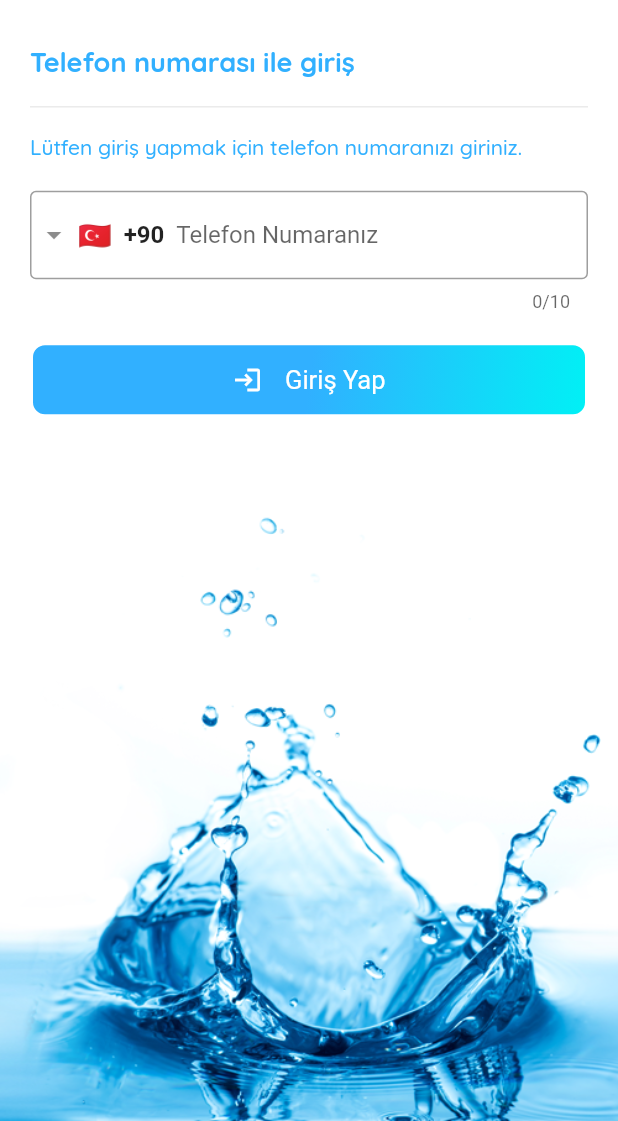
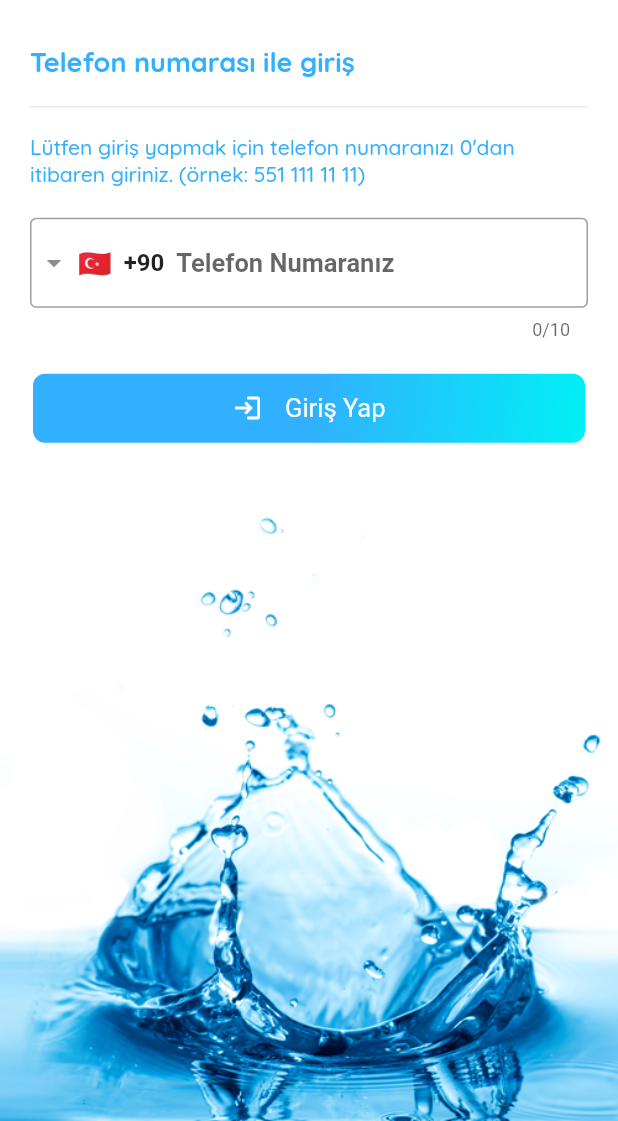
Before and after one commit to ahmetbalkan/getx_order_app, a Flutter app: the screen it shows after launch, after a tap on "Giriş Yap", on a phone screen of 412 x 824 dp, the part 115-1236 px from its top. Run offline on Flutter 3.47's test engine with Material 2 defaults, Android fonts, the phone set to English and light mode, and no system bars; drawn by our look-alikes of intl_phone_field; our stand-ins replace firebase_auth, firebase_core, get, google_fonts, pinput, timer_count_down; missing offline and left inert: firebase_auth_web, firebase_core_web; accounts and stored records are empty; network calls fail.

Commit message:
login complete.

```diff
--- a/lib/view/enter_page.dart
+++ b/lib/view/enter_page.dart
@@ -1,5 +1,5 @@
 import 'package:firebase_getx_order_app/constants/constant.dart';
-import 'package:firebase_getx_order_app/view/loginpage/login_page.dart';
+import 'package:firebase_getx_order_app/view/loginpage/phone_page.dart';
 import 'package:flutter/material.dart';
 import 'package:get/get.dart';
 import 'package:google_fonts/google_fonts.dart';
@@ -59,7 +59,7 @@ class EnterPage extends StatelessWidget {
                     Padding(
                       padding: const EdgeInsets.symmetric(horizontal: 20),
                       child: InkWell(
-                        onTap: () => Get.to(LoginPage()),
+                        onTap: () => Get.to(PhonePage()),
                         child: Container(
                           width: double.infinity,
                           height: 50,
--- /dev/null
+++ b/lib/view/loginpage/phone_page.dart
@@ -0,0 +1,205 @@
+import 'package:firebase_auth/firebase_auth.dart';
+import 'package:flutter/material.dart';
+import 'package:get/get.dart';
+import 'package:google_fonts/google_fonts.dart';
+import 'package:intl_phone_field/country_picker_dialog.dart';
+import 'package:intl_phone_field/intl_phone_field.dart';
+
+import '../../constants/colors.dart';
+import '../../constants/constant.dart';
+import '../../controller/login_controller.dart';
+import 'pin_page.dart';
+
+class PhonePage extends StatefulWidget {
+  PhonePage({Key? key}) : super(key: key);
+
+  @override
+  State<PhonePage> createState() => _PhonePageState();
+}
+
+LoginController _controller = Get.put(LoginController());
+
+class _PhonePageState extends State<PhonePage> {
+  ColorsTheme ct = ColorsTheme();
+
+  Constants constants = Constants();
+  GlobalKey<FormState> _formKey = GlobalKey();
+
+  @override
+  Widget build(BuildContext context) {
+    final TextEditingController controller = TextEditingController();
+    String countrycode = "90";
+    String phonenumber = "";
+    bool showindicator = true;
+
+    final GlobalKey<FormState> formKey = GlobalKey<FormState>();
+
+    return showindicator == false
+        ? Container(
+            color: Colors.white,
+            child: Center(
+              child: CircularProgressIndicator(),
+            ),
+          )
+        : Expanded(
+            child: Scaffold(
+              resizeToAvoidBottomInset: false,
+              body: Container(
+                color: Colors.white,
+                child: Stack(
+                  children: [
+                    Positioned.fill(
+                      //
+                      child: Image(
+                        alignment: Alignment.bottomCenter,
+                        image: AssetImage('assets/alt.png'),
+                        fit: BoxFit.fitWidth,
+                      ),
+                    ),
+                    SafeArea(
+                      child: Column(
+                        mainAxisAlignment: MainAxisAlignment.start,
+                        children: [
+                          Column(
+                            children: [
+                              Padding(
+                                padding: const EdgeInsets.only(top: 12.0),
+                                child:
+                                    Image.asset("assets/logo.png", width: 100),
+                              ),
+                              Text(
+                                'Su Sipariş Uygulaması',
+                                style: GoogleFonts.quicksand(
+                                    textStyle:
+                                        constants.quicksantMainColorBold(10)),
+                              ),
+                            ],
+                          ),
+                          Padding(
+                            padding: const EdgeInsets.symmetric(horizontal: 20),
+                            child: Form(
+                              key: _formKey,
+                              child: Column(
+                                crossAxisAlignment: CrossAxisAlignment.start,
+                                children: <Widget>[
+                                  SizedBox(height: 30),
+                                  Text(
+                                    'Telefon numarası ile giriş',
+                                    style: GoogleFonts.quicksand(
+                                        textStyle: constants
+                                            .quicksantMainColorBold(18)),
+                                  ),
+                                  SizedBox(
+                                    height: 10,
+                                  ),
+                                  const Divider(),
+                                  SizedBox(
+                                    height: 10,
+                                  ),
+                                  Text(
+                                    'Lütfen giriş yapmak için telefon numaranızı 0\'dan itibaren giriniz. (örnek: 551 111 11 11)',
+                                    style: GoogleFonts.quicksand(
+                                        textStyle:
+                                            constants.quicksantMainColor(14)),
+                                  ),
+                                  SizedBox(
+                                    height: 20,
+                                  ),
+                                  IntlPhoneField(
+                                    style: constants.quicksantGrey(17),
+                                    dropdownTextStyle:
+                                        constants.quicksantGrey(16),
+                                    invalidNumberMessage:
+                                        "Numara şartları sağlamıyor.",
+                                    initialCountryCode: "TR",
+                                    controller: controller,
+                                    decoration: InputDecoration(
+                                      hintText: 'Telefon Numaranız',
+                                      border: OutlineInputBorder(
+                                        borderSide: BorderSide(),
+                                      ),
+                                    ),
+                                    onChanged: (phone) {
+                                      phonenumber = phone.completeNumber;
+                                    },
+                                    onCountryChanged: (country) {
+                                      setState(() {
+                                        countrycode = country.dialCode;
+                                      });
+                                    },
+                                  ),
+                                  SizedBox(
+                                    height: 20,
+                                  ),
+                                  InkWell(
+                                    onTap: () async {
+                                      try {
+                                        _controller.sendCode(phonenumber);
+                                        Navigator.push(
+                                            context,
+                                            MaterialPageRoute(
+                                                builder: (context) =>
+                                                    PinPage()));
+                                      } catch (e) {}
+                                    },
+                                    child: Container(
+                                      width: double.infinity,
+                                      height: 50,
+                                      decoration: BoxDecoration(
+                                        gradient: LinearGradient(
+                                          colors: [
+                                            ct.mainColor,
+                                            ct.mainColor2,
+                                          ],
+                                          begin: FractionalOffset.center,
+                                          end: FractionalOffset.bottomRight,
+                                        ),
+                                        border: Border.all(
+                                          color: Colors.white,
+                                          width: 2,
+                                        ),
+                                        borderRadius: BorderRadius.circular(10),
+                                      ),
+                                      child: Column(
+                                        mainAxisSize: MainAxisSize.max,
+                                        mainAxisAlignment:
+                                            MainAxisAlignment.center,
+                                        children: [
+                                          Row(
+                                            mainAxisAlignment:
+                                                MainAxisAlignment.center,
+                                            children: [
+                                              Icon(
+                                                size: 20,
+                                                Icons.login,
+                                                color: Colors.white,
+                                              ),
+                                              Padding(
+                                                padding: const EdgeInsets.only(
+                                                    left: 15.0),
+                                                child: Text(
+                                                  "Giriş Yap",
+                                                  style: constants
+                                                      .quicksantwhite(17),
+                                                ),
+                                              ),
+                                            ],
+                                          )
+                                        ],
+                                      ),
+                                    ),
+                                  ),
+                                ],
+                              ),
+                            ),
+                          ),
+                        ],
+                      ),
+                    ),
+                  ],
+                ),
+              ),
+            ),
+          );
+  }
+}
--- a/pubspec.yaml
+++ b/pubspec.yaml
@@ -39,6 +39,9 @@ dependencies:
   get: ^4.6.5
   google_fonts: ^3.0.1
   intl_phone_field: ^3.1.0
+  pinput: ^2.2.12
+  timer_count_down: ^2.2.1
+
 
 dev_dependencies:
   flutter_test:
```
Also changed, not shown: assets/wait.json (added, +1 -0 lines), lib/controller/login_controller.dart (added, +47 -0 lines), lib/view/loginpage/pin_page.dart (renamed from lib/view/loginpage/login_page.dart, +116 -23 lines), lib/view/mainpage/main_page.dart (added, +10 -0 lines), 10 other files.
